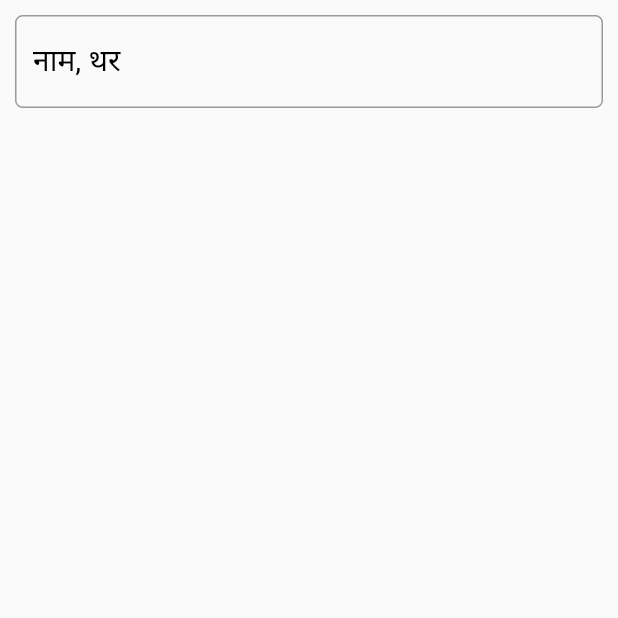
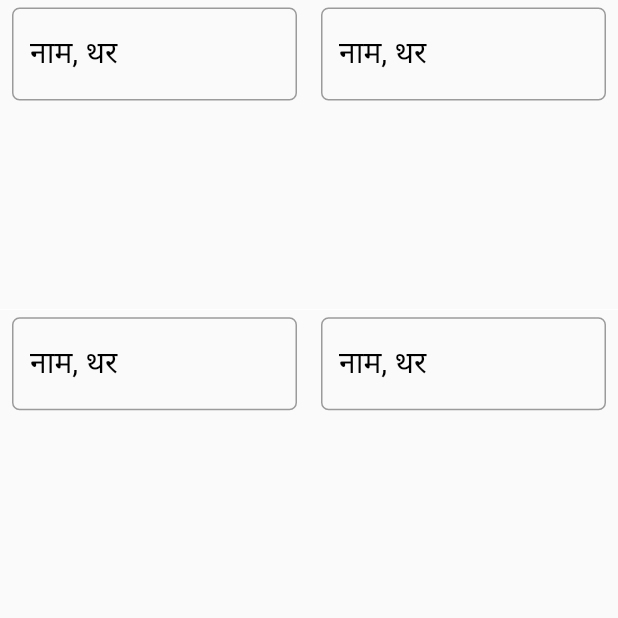
Before and after one commit to sandesh101/E-Nagarikta, a Flutter app: the screen it shows after launch, after a tap on "बनाउनु", on a phone screen of 412 x 824 dp, the top half of it. Run offline on Flutter 3.47's test engine with Material 2 defaults, Android fonts, the light colour scheme and no system bars.

Commit message:
Changes Input Forms Design

```diff
--- a/lib/screens/citizenship_form.dart
+++ b/lib/screens/citizenship_form.dart
@@ -9,10 +9,27 @@ class CitizenshipForm extends StatelessWidget {
   @override
   Widget build(BuildContext context) {
     return Container(
-      decoration: const BoxDecoration(color: Colors.green),
-      child: const CustomTextformField(
-        title: 'नाम, थर',
-        isDatePicker: false,
+      child: GridView(
+        children: [
+          const CustomTextformField(
+            title: 'नाम, थर',
+            isDatePicker: false,
+          ),
+          const CustomTextformField(
+            title: 'नाम, थर',
+            isDatePicker: false,
+          ),
+          const CustomTextformField(
+            title: 'नाम, थर',
+            isDatePicker: false,
+          ),
+          const CustomTextformField(
+            title: 'नाम, थर',
+            isDatePicker: false,
+          ),
+        ],
+        gridDelegate: const SliverGridDelegateWithFixedCrossAxisCount(
+            crossAxisCount: 2, mainAxisSpacing: 0.5),
       ),
     );
   }
--- a/lib/widgets/textform_field.dart
+++ b/lib/widgets/textform_field.dart
@@ -19,7 +19,7 @@ class _CustomTextformFieldState extends State<CustomTextformField> {
   Widget build(BuildContext context) {
     return Scaffold(
       body: Padding(
-        padding: const EdgeInsets.all(10.0),
+        padding: const EdgeInsets.symmetric(horizontal: 8.0, vertical: 5.0),
         child: TextField(
           decoration: InputDecoration(
             hintText: widget.title,
```
